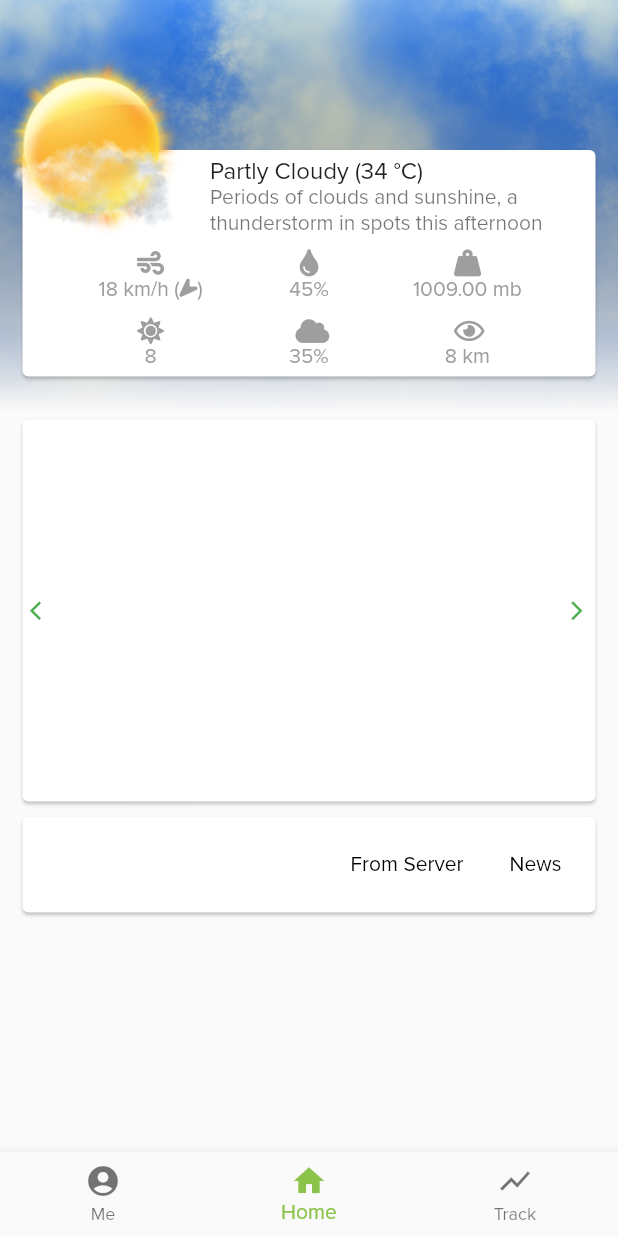
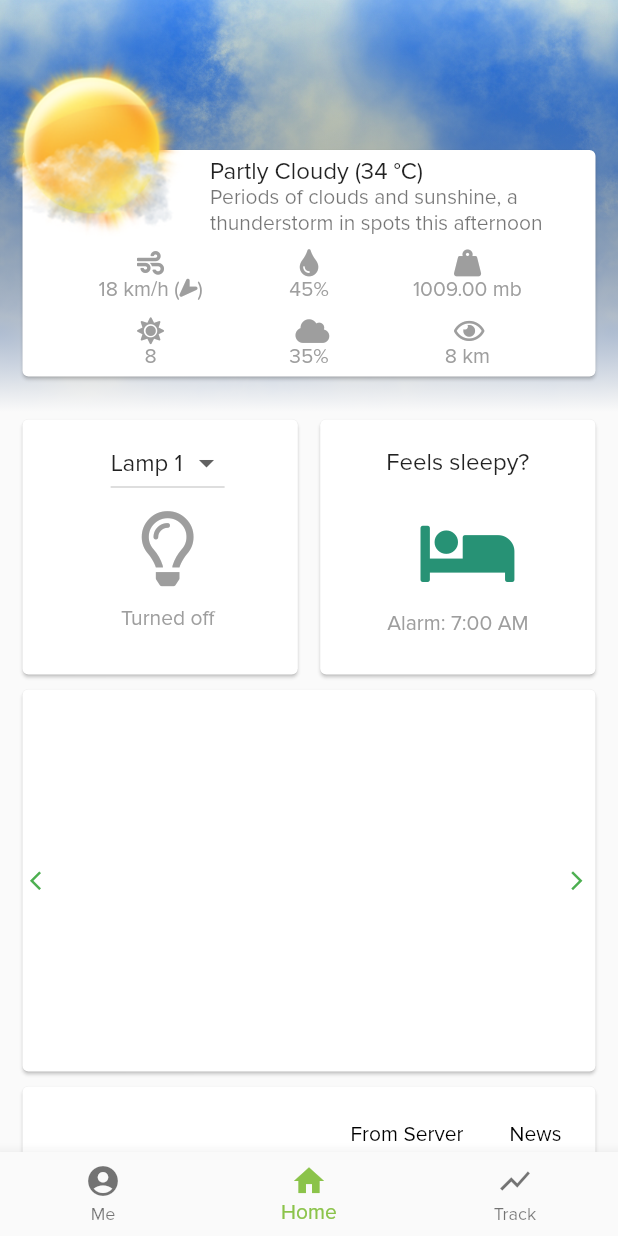
Before and after one commit to veronicaads/PAHaLA-mobile, a Flutter app: the screen it shows after launch, on a phone screen of 412 x 824 dp. Run offline on Flutter 3.47's test engine with Material 2 defaults, Android fonts, the phone set to English and light mode, and no system bars; our stand-ins replace flutter_swiper, font_awesome_flutter; missing offline and left inert: fcharts, month_picker_strip; project files that could hold a hidden picture were left out.

Commit message:
Node control and sleep card

```diff
--- a/lib/home.dart
+++ b/lib/home.dart
@@ -37,6 +37,20 @@ class _HomePageState extends State<HomePage> {
     return ListView(
       children: <Widget>[
         WeatherCard(),
+        Container(
+          constraints: BoxConstraints.expand(height: 180.0),
+          child: Row(
+            crossAxisAlignment: CrossAxisAlignment.stretch,
+            children: <Widget>[
+              Expanded(
+                child: NodeControlCard(),
+              ),
+              Expanded(
+                child: SleepCard(alarmTime: "7:00 AM",),
+              ),
+            ],
+          ),
+        ),
         NewsMenuCard(menu: List<NewsMenu>(), news: _newsData,),
         Card(
           margin: EdgeInsets.symmetric(horizontal: 15.0, vertical: 5.0),
@@ -227,6 +241,73 @@ class WeatherDetail extends StatelessWidget {
   }
 }
 
+class NodeControlCard extends StatefulWidget {
+  _NodeControlCardState createState() => _NodeControlCardState();
+}
+
+class _NodeControlCardState extends State<NodeControlCard> {
+  int _value = 0;
+  List<String> _lampName = ["Lamp 1", "Lamp 2"];
+  List<bool> _isOn = [false, false];
+  @override
+  Widget build(BuildContext context) {
+    return Card(
+        margin: EdgeInsets.only(left: 15.0, top: 5.0, bottom: 5.0, right: 7.5),
+        child: Container(
+          margin: EdgeInsets.only(left: 10.0, top: 5.0, bottom: 5.0),
+          child: Column(
+            children: <Widget>[
+              DropdownButton(
+                items: [
+                  DropdownMenuItem(child: Text(_lampName[0]), value: 0,),
+                  DropdownMenuItem(child: Text(_lampName[1]), value: 1,),
+                ],
+                onChanged: (v) { setState(() { _value = v; }); },
+                value: _value,
+              ),
+              IconButton(
+                icon: Icon(FontAwesomeIcons.lightbulb, color: _isOn[_value] ? BaseColorAssets.accent60 : Colors.grey,),
+                onPressed: () { setState(() { _isOn[_value] = !_isOn[_value]; }); },
+                iconSize: 50.0,
+              ),
+              Container(
+                margin: EdgeInsets.all(5.0),
+                child: Text("Turned " + (_isOn[_value] ? "on" : "off"), textAlign: TextAlign.center, style: TextStyle(color: Colors.grey),),
+              ),
+            ],
+          ),
+        )
+    );
+  }
+}
+
+class SleepCard extends StatelessWidget {
+  const SleepCard({Key key, this.alarmTime}) : super(key: key);
+  final String alarmTime;
+  @override
+  Widget build(BuildContext context) {
+    return Card(
+      margin: EdgeInsets.only(left: 7.5, top: 5.0, bottom: 5.0, right: 15.0),
+      child: Column(
+        children: <Widget>[
+          ListTile(
+            title: Text("Feels sleepy?", textAlign: TextAlign.center,),
+          ),
+          IconButton(
+            icon: Icon(FontAwesomeIcons.bed, color: BaseColorAssets.secondary100,),
+            onPressed: () {  },
+            iconSize: 50.0,
+          ),
+          Container(
+            margin: EdgeInsets.all(5.0),
+            child: Text("Alarm: " + alarmTime, textAlign: TextAlign.center, style: TextStyle(color: Colors.grey),),
+          ),
+        ],
+      ),
+    );
+  }
+}
+
 class NewsMenuCard extends StatelessWidget {
   const NewsMenuCard({Key key, this.news, this.menu}) : super(key: key);
   final List<NewsMenu> news;
```
Also changed, not shown: pubspec.yaml (+9 -4 lines), pubspec.lock, 3 other files.
